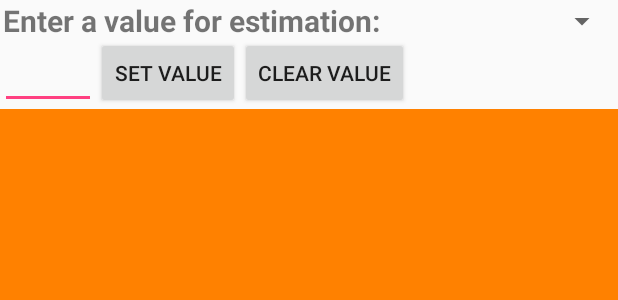
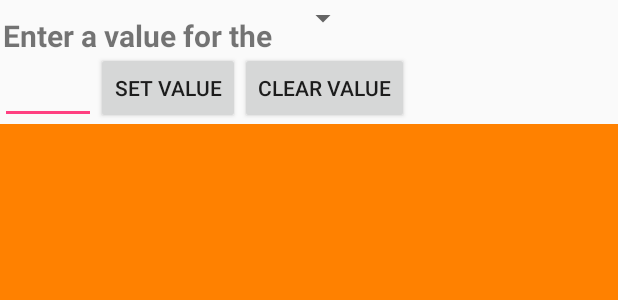
Before and after one commit to yelisetti/AgileEstimator, an Android app: the layout activity_main.xml on its own in the app's theme, with its tools: preview values and no code run, on a phone screen of 412 x 824 dp. Shown: the top 300 px of the screen. Run offline under Robolectric (Android 15) with nearby library versions, the phone set to English and light mode, and no system bars.

Commit message:
Committing last changes

```diff
--- a/app/src/main/java/estimator/agile/com/estimator/MainActivity.java
+++ b/app/src/main/java/estimator/agile/com/estimator/MainActivity.java
@@ -16,8 +16,6 @@ import android.widget.Toast;
 import java.util.ArrayList;
 import java.util.Arrays;
 import java.util.List;
-
-import it.sephiroth.android.library.tooltip.Tooltip;
 
 public class MainActivity extends Activity implements AdapterView.OnItemSelectedListener {
 
@@ -46,7 +44,6 @@ public class MainActivity extends Activity implements AdapterView.OnItemSelected
         clearTextOnClick();
         getSpinner();
 
-        Arrays.sort(agileArr);
     }
 
     private static boolean contains(Integer[] arr, Integer item) {
@@ -65,7 +62,7 @@ public class MainActivity extends Activity implements AdapterView.OnItemSelected
 
         // Creating adapter for spinner
         ArrayAdapter<String> dataAdapter =
-                new ArrayAdapter<String>(this, android.R.layout.simple_spinner_item, categories);
+                new ArrayAdapter<String>(this, android.R.layout.simple_spinner_dropdown_item, categories);
 
         // Drop down layout style - list view with radio button
         dataAdapter.setDropDownViewResource(android.R.layout.simple_spinner_dropdown_item);
@@ -105,8 +102,10 @@ public class MainActivity extends Activity implements AdapterView.OnItemSelected
                     public void onClick(View view) {
                         if (taskSpinner.getSelectedItem().toString().equals("Story")) {
                             if (contains(agileArr, Integer.parseInt(mInputEditText.getText().toString()))) {
+                                Arrays.sort(agileArr);
                                 mDisplayTextView.setText(mInputEditText.getText().toString());
                                 alertTextView.setVisibility(View.GONE);
+                                hideKeyboard();
                             } else {
                                 alertTextView.setVisibility(View.VISIBLE);
                             }
--- a/app/src/main/res/layout/activity_main.xml
+++ b/app/src/main/res/layout/activity_main.xml
@@ -16,9 +16,19 @@
             android:layout_width="wrap_content"
             android:layout_height="wrap_content"
             android:text="@string/headerlabel"
+            android:layout_marginTop="10dp"
             android:textStyle="bold"
             android:layout_marginLeft="2dp"
             android:textSize="20sp"
+            />
+
+        <Spinner
+            android:id="@+id/spinner"
+            android:layout_width="wrap_content"
+            android:layout_height="wrap_content"
+            android:layout_marginLeft="10dp"
+            android:layout_toEndOf="@+id/Headerlabel"
+            android:dropDownSelector="@android:color/white"
             />
 
         <EditText
@@ -74,8 +84,8 @@
         <TextView
             android:id="@+id/agilevalue"
             android:layout_width="wrap_content"
-            android:layout_height="wrap_content"
-            android:textSize="200sp"
+            android:layout_height="match_parent"
+            android:textSize="210sp"
             android:textColor="@android:color/white"
             android:gravity="center_vertical"
             android:layout_centerVertical="true"
@@ -83,12 +93,4 @@
 
     </RelativeLayout>
 
-    <Spinner
-        android:id="@+id/spinner"
-        android:layout_width="match_parent"
-        android:layout_height="wrap_content"
-        android:layout_alignParentTop="true"
-        android:layout_marginTop="2dp"
-        android:layout_toEndOf="@+id/Header" />
-
 </RelativeLayout>
--- a/app/src/main/res/values/strings.xml
+++ b/app/src/main/res/values/strings.xml
@@ -1,6 +1,6 @@
 <resources>
     <string name="app_name">AgileEstimation</string>
-    <string name="headerlabel">Enter a value for estimation:</string>
+    <string name="headerlabel">Enter a value for the</string>
     <string name="valuelabel">Enter a value here:</string>
     <string name="set_value">Set Value</string>
     <string name="clear_text">Clear Value</string>
```
